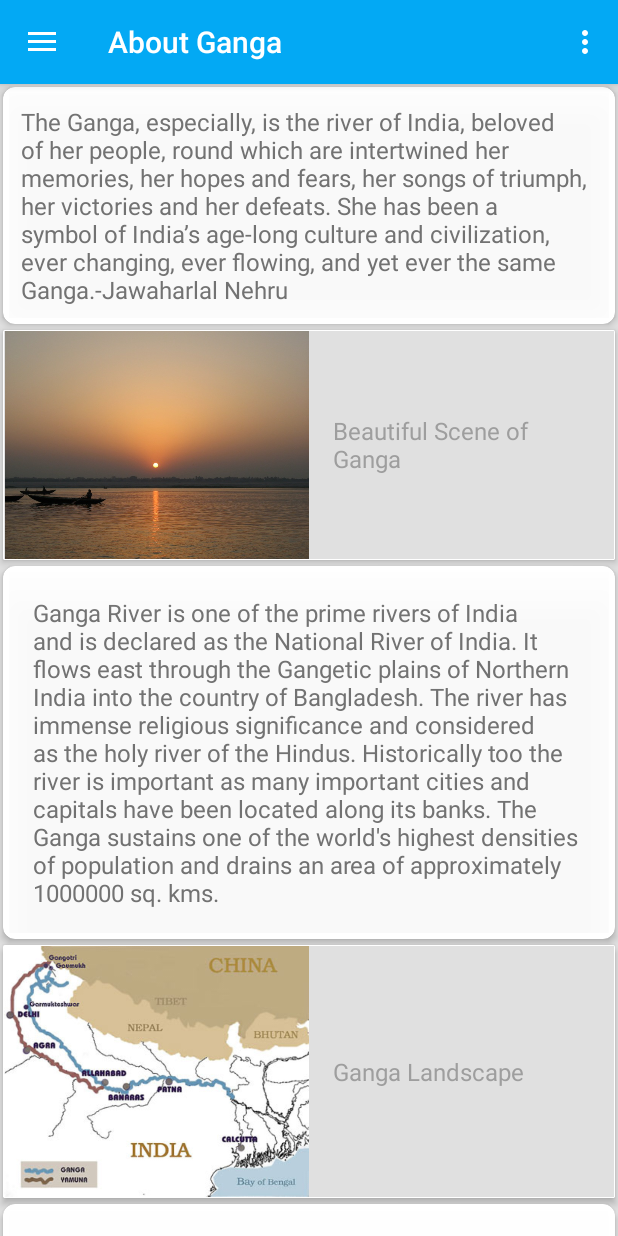
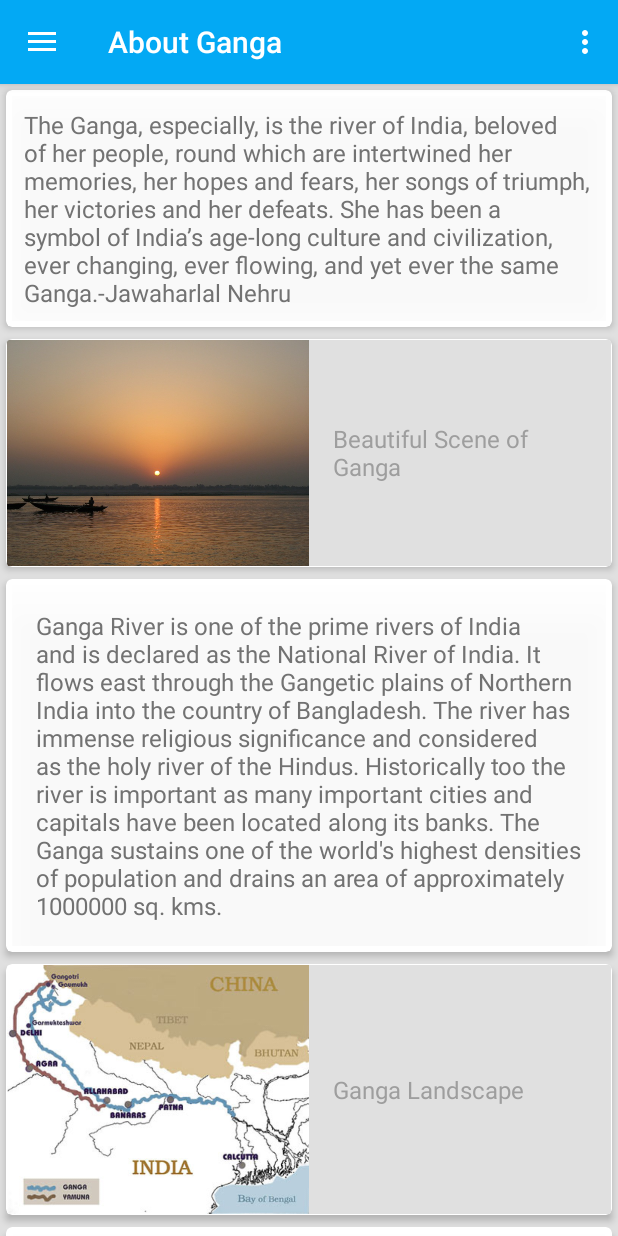
Before and after one commit to vsvikram/NamoGange, an Android app: the screen it shows after launch (MainActivity), on a phone screen of 412 x 824 dp. Run offline under Robolectric (Android 15) with nearby library versions, the phone set to English and light mode, and no system bars.

Commit message:
layout-margin changed at some places and back pressed finished..

```diff
--- a/app/src/main/res/layout/about_ganga.xml
+++ b/app/src/main/res/layout/about_ganga.xml
@@ -17,10 +17,10 @@
         <android.support.v7.widget.CardView
             android:layout_width="match_parent"
             android:layout_height="wrap_content"
-            android:layout_margin="2dp"
+            android:layout_margin="4dp"
             android:foreground="?selectableItemBackground"
             card_view:cardBackgroundColor="#ffffff"
-            card_view:cardCornerRadius="8dp"
+            card_view:cardCornerRadius="4dp"
             card_view:cardElevation="3dp"
             card_view:contentPadding="4dp">
 
@@ -40,10 +40,10 @@
         <android.support.v7.widget.CardView
             android:layout_width="match_parent"
             android:layout_height="wrap_content"
-            android:layout_margin="2dp"
+            android:layout_margin="4dp"
             android:foreground="?selectableItemBackground"
             card_view:cardBackgroundColor="#ffffff"
-            card_view:cardCornerRadius="1dp"
+            card_view:cardCornerRadius="4dp"
             card_view:cardElevation="3dp"
             card_view:contentPadding="0.2dp">
 
@@ -80,10 +80,10 @@
         <android.support.v7.widget.CardView
             android:layout_width="match_parent"
             android:layout_height="wrap_content"
-            android:layout_margin="2dp"
+            android:layout_margin="4dp"
             android:foreground="?selectableItemBackground"
             card_view:cardBackgroundColor="#ffffff"
-            card_view:cardCornerRadius="8dp"
+            card_view:cardCornerRadius="4dp"
             card_view:cardElevation="3dp"
             card_view:contentPadding="4dp">
 
@@ -103,10 +103,10 @@
         <android.support.v7.widget.CardView
             android:layout_width="match_parent"
             android:layout_height="wrap_content"
-            android:layout_margin="2dp"
+            android:layout_margin="4dp"
             android:foreground="?selectableItemBackground"
             card_view:cardBackgroundColor="#ffffff"
-            card_view:cardCornerRadius="1dp"
+            card_view:cardCornerRadius="4dp"
             card_view:cardElevation="3dp"
             card_view:contentPadding="0.2dp">
 
@@ -142,10 +142,10 @@
         <android.support.v7.widget.CardView
             android:layout_width="match_parent"
             android:layout_height="wrap_content"
-            android:layout_margin="2dp"
+            android:layout_margin="4dp"
             android:foreground="?selectableItemBackground"
             card_view:cardBackgroundColor="#ffffff"
-            card_view:cardCornerRadius="8dp"
+            card_view:cardCornerRadius="4dp"
             card_view:cardElevation="3dp"
             card_view:contentPadding="4dp">
 
--- a/app/src/main/res/layout/fragment_item.xml
+++ b/app/src/main/res/layout/fragment_item.xml
@@ -4,10 +4,10 @@
     xmlns:card_view="http://schemas.android.com/apk/res-auto"
     android:layout_width="match_parent"
     android:layout_height="wrap_content"
-    android:layout_margin="1dp"
+    android:layout_margin="3dp"
     android:foreground="?selectableItemBackground"
     card_view:cardBackgroundColor="#ffffff"
-    card_view:cardCornerRadius="4dp"
+    card_view:cardCornerRadius="6dp"
     card_view:cardElevation="3dp"
     card_view:contentPadding="0.2dp">
 
```
Also changed, not shown: app/src/main/java/action/namogange/MainActivity.java (+11 -1 lines), 1 other file.
